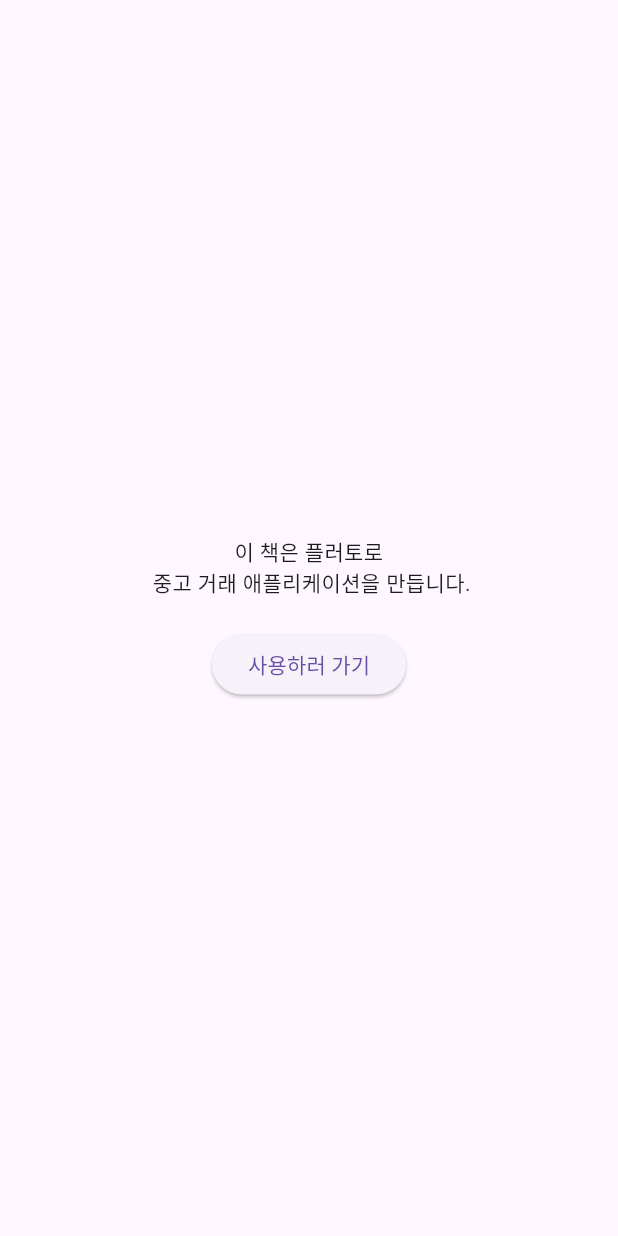
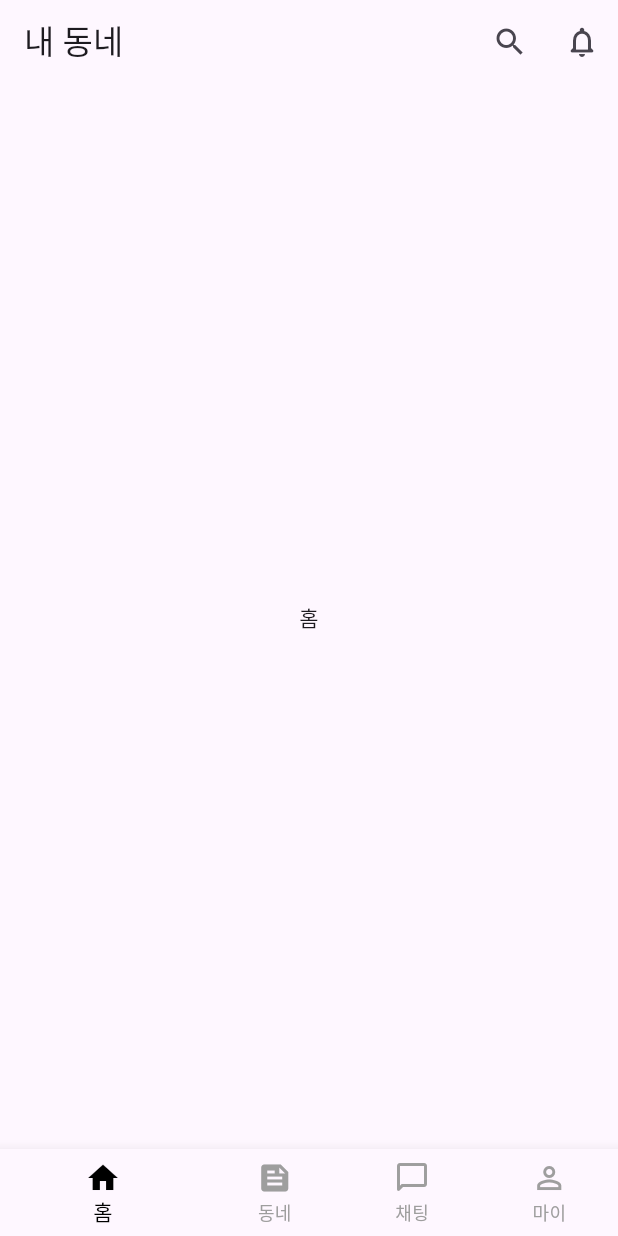
Before and after one commit to soul071213/sellShop, a Flutter app: the screen it shows after launch, on a phone screen of 412 x 824 dp. Run offline on Flutter 3.47's test engine with Material 3 defaults, Android fonts, the phone set to English and light mode, and no system bars.

Commit message:
BottomNavigationBar 구현

```diff
--- a/lib/src/app.dart
+++ b/lib/src/app.dart
@@ -1,10 +1,11 @@
 import 'package:flutter/material.dart';
 
 import 'package:sellshop/src/screens/auth/register.dart';
-import 'package:sellshop/src/screens/feed/show.dart';
+// import 'package:sellshop/src/screens/feed/show.dart';
+import 'package:sellshop/src/screens/home.dart';
 import 'package:sellshop/src/screens/intro.dart';
-import 'package:sellshop/src/screens/shared/data.dart';
-import 'package:sellshop/src/screens/unknown.dart';
+// import 'package:sellshop/src/screens/shared/data.dart';
+// import 'package:sellshop/src/screens/unknown.dart';
 
 class MainApp extends StatelessWidget {
   const MainApp({super.key});
@@ -15,22 +16,24 @@ class MainApp extends StatelessWidget {
       debugShowCheckedModeBanner: false,
       title: 'Carrot Market',
       routes: {
-        '/' : (context) => const Intro(),
+        '/' : (context) => const Home(),
+        '/intro' : (context) => const Intro(),
         '/register' : (context)=> const  Register()
       },
       initialRoute: '/',
-      onGenerateRoute: (route){
-        if(route.name!.startsWith('/feed/')){
-          //경로에서 id를 추출하여 변수에 저장
-          final id = int.parse(route.name!.split('/').last);
-          //추출한 id에 해당하는 항목을 찾습니다.
-          final item=FeedList.firstWhere((e)=>e['id']==id);
 
-          return MaterialPageRoute(builder: (context)=>FeedShow(item));
-        }
+      // onGenerateRoute: (route){
+      //   if(route.name!.startsWith('/feed/')){
+      //     //경로에서 id를 추출하여 변수에 저장
+      //     final id = int.parse(route.name!.split('/').last);
+      //     //추출한 id에 해당하는 항목을 찾습니다.
+      //     final item=FeedList.firstWhere((e)=>e['id']==id);
 
-        return MaterialPageRoute(builder: (context)=>const UnknownScreen());
-      },
+      //     return MaterialPageRoute(builder: (context)=>FeedShow(item));
+      //   }
+
+      //   return MaterialPageRoute(builder: (context)=>const UnknownScreen());
+      // },
     );
   }
 }
--- /dev/null
+++ b/lib/src/screens/home.dart
@@ -0,0 +1,57 @@
+import 'package:flutter/material.dart';
+
+final List<BottomNavigationBarItem> myTabs=<BottomNavigationBarItem>[
+  BottomNavigationBarItem(icon: Icon(Icons.home),label: '홈'),
+  BottomNavigationBarItem(icon: Icon(Icons.feed),label: '동네'),
+  BottomNavigationBarItem(icon: Icon(Icons.chat_bubble_outline_rounded),label: '채팅'),
+  BottomNavigationBarItem(icon: Icon(Icons.person_outline),label: '마이'),
+];
+
+final List<Widget> myTabItems=[
+  Center(child: Text('홈'),),
+  Center(child: Text('동네'),),
+  Center(child: Text('채팅'),),
+  Center(child: Text('마이'),),
+];
+
+class Home extends StatefulWidget {
+  const Home({super.key});
+
+  @override
+  State<Home> createState() => _HomeState();
+}
+
+class _HomeState extends State<Home> {
+  int _selectedIndex=0;
+
+  void _onItemTapped(int index){
+    setState(() {
+      _selectedIndex=index;
+    });
+  }
+  @override
+  Widget build(BuildContext context) {
+    return Scaffold(
+      appBar: AppBar(
+        centerTitle: false,
+        title: Text('내 동네'),
+        actions: [
+          IconButton(onPressed: (){}, icon: Icon(Icons.search)),
+          IconButton(onPressed: (){}, icon: Icon(Icons.notifications_none_rounded))
+        ],
+      ),
+      bottomNavigationBar: BottomNavigationBar(
+        items: myTabs,
+        selectedItemColor: Colors.black,
+        unselectedItemColor: Colors.grey,
+        showUnselectedLabels: true,
+        currentIndex: _selectedIndex,
+        onTap: _onItemTapped,
+      ),
+      body:IndexedStack(
+        index: _selectedIndex,
+        children: myTabItems,
+      ),
+    );
+  }
+}
```
